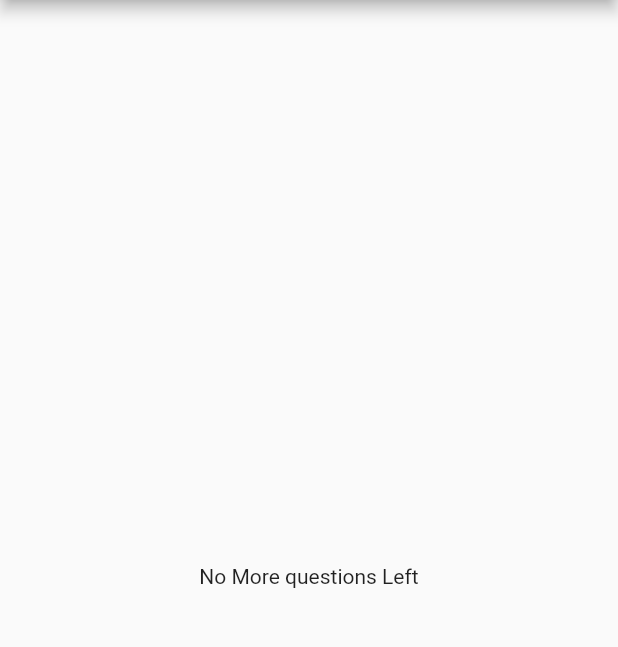
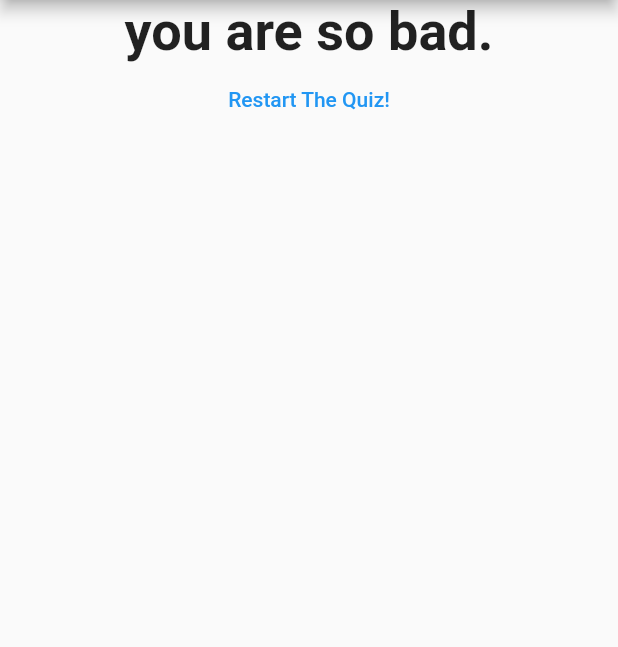
Before and after one commit to ateeq1999/flutter_first_quiz_app, a Flutter app: the screen it shows after launch, after a tap on "Black", after a tap on "Snake", after a tap on "Max", on a phone screen of 412 x 824 dp, the part 84-731 px from its top. Run offline on Flutter 3.47's test engine with Material 2 defaults, Android fonts, the phone set to English and light mode, and no system bars.

Commit message:
add reset quiz functionality

```diff
--- a/lib/main.dart
+++ b/lib/main.dart
@@ -48,6 +48,14 @@ class _MyAppState extends State<MyApp> {
   var _questionIndex = 0;
   int _totalscore = 0;
 
+  void _restartQuiz() {
+    setState(() {
+      _totalscore = 0;
+      _questionIndex = 0;
+    });
+    print('Restarting the Quiz.');
+  }
+
   void _answerQuestions(int score) {
     this._totalscore += score;
     setState(() {
@@ -70,7 +78,10 @@ class _MyAppState extends State<MyApp> {
                 questionIndex: _questionIndex,
                 answerQuestions: _answerQuestions,
               )
-            : Result(),
+            : Result(
+                resultScore: _totalscore,
+                restartQuiz: _restartQuiz,
+              ),
       ),
     );
   }
--- a/lib/result.dart
+++ b/lib/result.dart
@@ -1,10 +1,47 @@
 import 'package:flutter/material.dart';
 
 class Result extends StatelessWidget {
+  final int resultScore;
+  final Function restartQuiz;
+
+  Result({required this.resultScore, required this.restartQuiz});
+
+  String get resultPhrase {
+    var result;
+    if (this.resultScore <= 8) {
+      result = 'You are awesome and innocent';
+    } else if (this.resultScore <= 12) {
+      result = 'You are likeable';
+    } else if (this.resultScore <= 16) {
+      result = 'You are .... strange?';
+    } else {
+      result = 'you are so bad.';
+    }
+
+    return result;
+  }
+
   @override
   Widget build(BuildContext context) {
     return Center(
-      child: Text('No More questions Left'),
+      child: Column(
+        children: [
+          Text(
+            resultPhrase,
+            style: TextStyle(
+              fontSize: 36,
+              // backgroundColor: Colors.blue,
+              fontWeight: FontWeight.bold,
+              // color: Colors.white,
+            ),
+            textAlign: TextAlign.center,
+          ),
+          TextButton(
+            onPressed: () => restartQuiz(),
+            child: Text('Restart The Quiz!'),
+          )
+        ],
+      ),
     );
   }
 }
```
